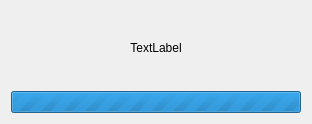
ctpbee/bee_box, file app/ui/progressmsg.ui: the form before one commit.
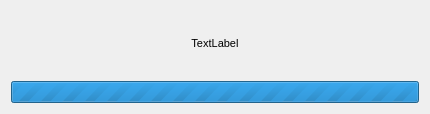
The form after the commit.

Patch:
```diff
--- a/app/ui/progressmsg.ui
+++ b/app/ui/progressmsg.ui
@@ -6,16 +6,21 @@
    <rect>
     <x>0</x>
     <y>0</y>
-    <width>312</width>
-    <height>124</height>
+    <width>430</width>
+    <height>114</height>
    </rect>
   </property>
   <property name="windowTitle">
    <string>Form</string>
   </property>
-  <layout class="QVBoxLayout" name="verticalLayout">
+  <layout class="QVBoxLayout" name="verticalLayout" stretch="1,0">
    <item>
     <widget class="QLabel" name="msg">
+     <property name="font">
+      <font>
+       <pointsize>8</pointsize>
+      </font>
+     </property>
      <property name="text">
       <string>TextLabel</string>
      </property>
```
